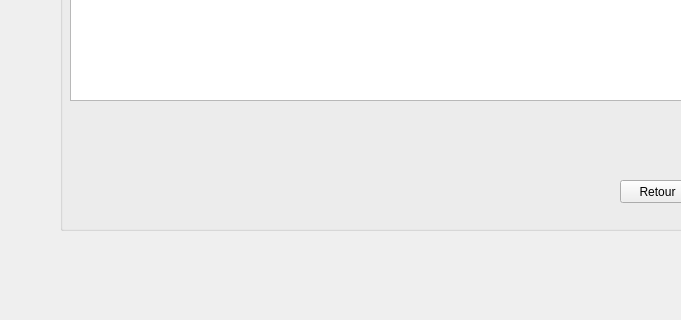
Above: untitled1/mainwindow.ui from oussamaJMAA/Smart_factory_2A12 before the change; both pictures show x 0 to 681 and y 280 to 600 of the 800 by 600 pixel window. Below: the same form after it.
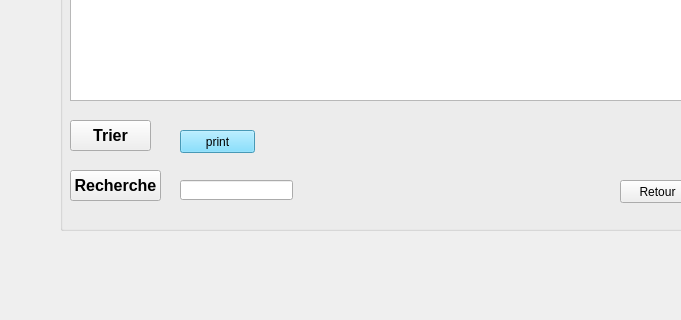
That is the form after the change. The open tabs and pages were chosen to show the change. Icons and pictures are not drawn.

What changed in the file:
```diff
--- a/untitled1/mainwindow.ui
+++ b/untitled1/mainwindow.ui
@@ -758,7 +758,7 @@
       <widget class="QLabel" name="label_18">
        <property name="geometry">
         <rect>
-         <x>170</x>
+         <x>250</x>
          <y>350</y>
          <width>281</width>
          <height>101</height>
@@ -774,6 +774,72 @@
         <bool>true</bool>
        </property>
       </widget>
+      <widget class="QPushButton" name="pushButton_24">
+       <property name="geometry">
+        <rect>
+         <x>10</x>
+         <y>360</y>
+         <width>81</width>
+         <height>31</height>
+        </rect>
+       </property>
+       <property name="font">
+        <font>
+         <pointsize>12</pointsize>
+         <weight>75</weight>
+         <bold>true</bold>
+        </font>
+       </property>
+       <property name="text">
+        <string>Trier</string>
+       </property>
+      </widget>
+      <widget class="QPushButton" name="pushButton_26">
+       <property name="geometry">
+        <rect>
+         <x>10</x>
+         <y>410</y>
+         <width>91</width>
+         <height>31</height>
+        </rect>
+       </property>
+       <property name="font">
+        <font>
+         <pointsize>12</pointsize>
+         <weight>75</weight>
+         <bold>true</bold>
+        </font>
+       </property>
+       <property name="text">
+        <string>Recherche</string>
+       </property>
+      </widget>
+      <widget class="QLineEdit" name="lineEdit_recherche_2">
+       <property name="geometry">
+        <rect>
+         <x>120</x>
+         <y>420</y>
+         <width>113</width>
+         <height>20</height>
+        </rect>
+       </property>
+      </widget>
+      <widget class="QPushButton" name="print">
+       <property name="geometry">
+        <rect>
+         <x>120</x>
+         <y>370</y>
+         <width>75</width>
+         <height>23</height>
+        </rect>
+       </property>
+       <property name="styleSheet">
+        <string notr="true">background-color: rgb(101, 214, 255);</string>
+       </property>
+       <property name="text">
+        <string>print</string>
+       </property>
+      </widget>
      </widget>
     </widget>
     <widget class="QWidget" name="page_6">
```
Left out of the diff: 61 changed lines with no effect on the pictures.
